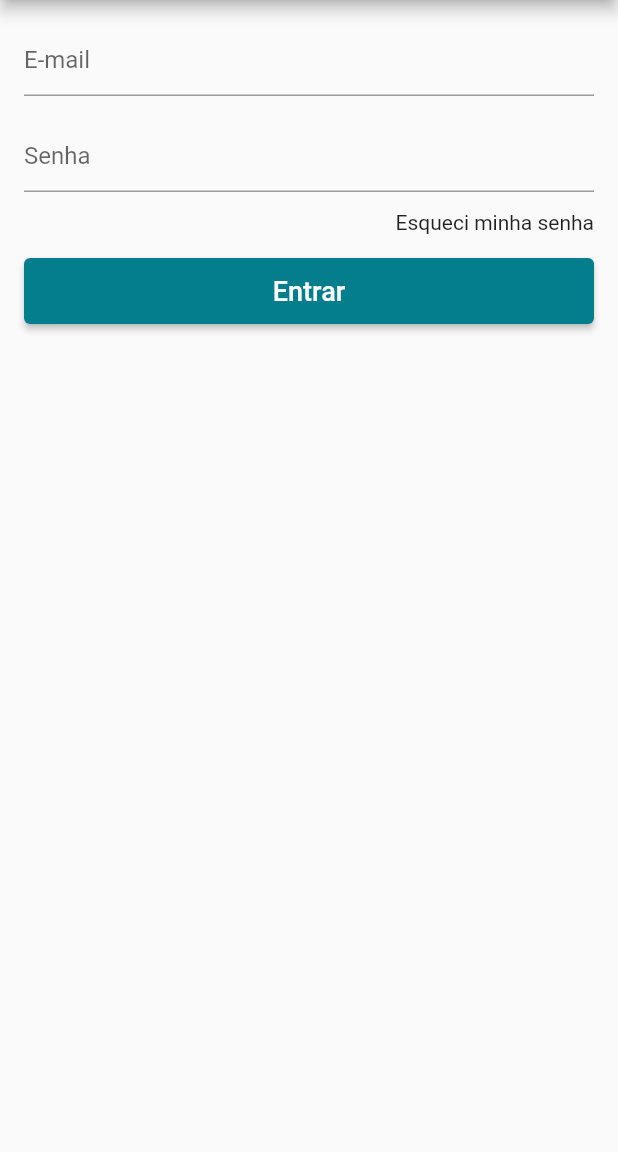
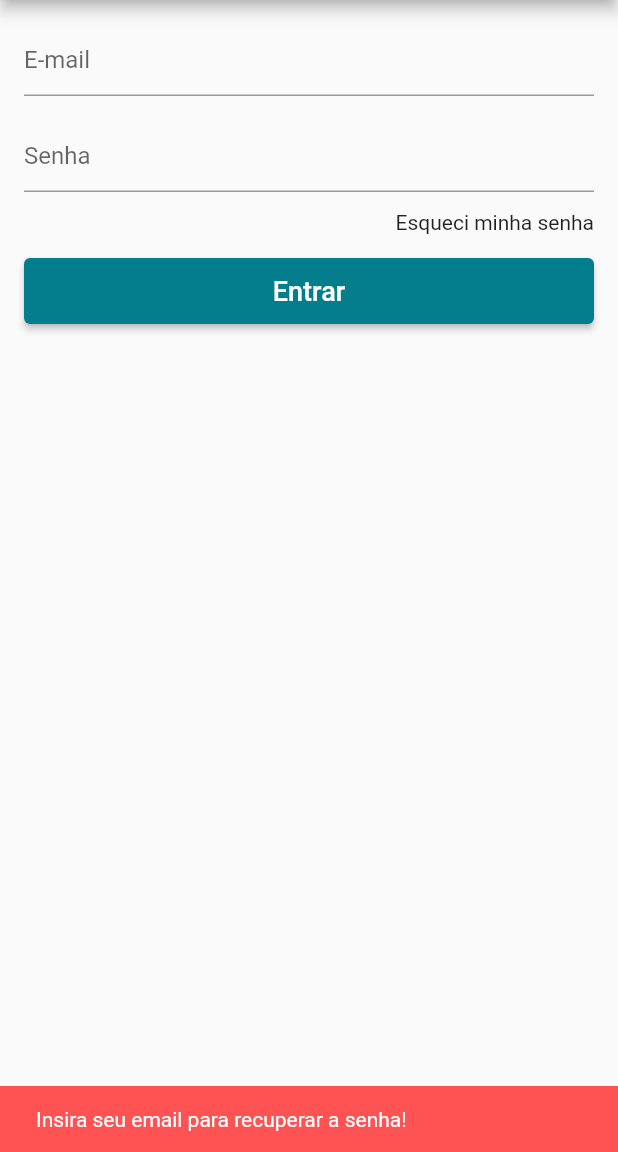
Before and after one commit to ohenriquemonte/loja-virtual-flutter-udm, a Flutter app: the LoginScreen screen opened directly, after a tap on "Esqueci minha senha", on a phone screen of 412 x 824 dp, the part 84-1236 px from its top. Run offline on Flutter 3.47's test engine with Material 2 defaults, Android fonts, the phone set to English and light mode, and no system bars; our stand-ins replace carousel_pro, cloud_firestore, firebase_auth, transparent_image; accounts and stored records are empty.

Commit message:
157. Recuperando a Senha

```diff
--- a/lib/models/user_model.dart
+++ b/lib/models/user_model.dart
@@ -32,7 +32,7 @@ class UserModel extends Model {
         .then((user) async {
       firebaseUser = user;
       await _saveUserData(userData);
-      await _loadCurrentUser();
+      // await _loadCurrentUser();
 
       onSuccess();
       isLoading = false;
@@ -79,7 +79,9 @@ class UserModel extends Model {
     notifyListeners();
   }
 
-  void recoverPass() {}
+  void recoverPass(String email) {
+    _auth.sendPasswordResetEmail(email: email);
+  }
 
   Future<Null> _saveUserData(Map<String, dynamic> userData) async {
     this.userData = userData;
--- a/lib/screens/login_screen.dart
+++ b/lib/screens/login_screen.dart
@@ -79,7 +79,28 @@ class _LoginScreenState extends State<LoginScreen> {
                   child: Padding(
                     padding: EdgeInsets.only(top: 12.0),
                     child: InkWell(
-                      onTap: () {},
+                      onTap: () {
+                        if (_emailController.text.isEmpty)
+                          _scaffoldKey.currentState.showSnackBar(
+                            SnackBar(
+                              content: Text(
+                                  'Insira seu email para recuperar a senha!'),
+                              backgroundColor: Colors.redAccent,
+                              duration: Duration(seconds: 2),
+                            ),
+                          );
+                        else {
+                          model.recoverPass(_emailController.text);
+
+                          _scaffoldKey.currentState.showSnackBar(
+                            SnackBar(
+                              content: Text('Confira seu email!'),
+                              backgroundColor: Theme.of(context).primaryColor,
+                              duration: Duration(seconds: 2),
+                            ),
+                          );
+                        }
+                      },
                       child: Text(
                         "Esqueci minha senha",
                         style: TextStyle(fontWeight: FontWeight.w400),
```
